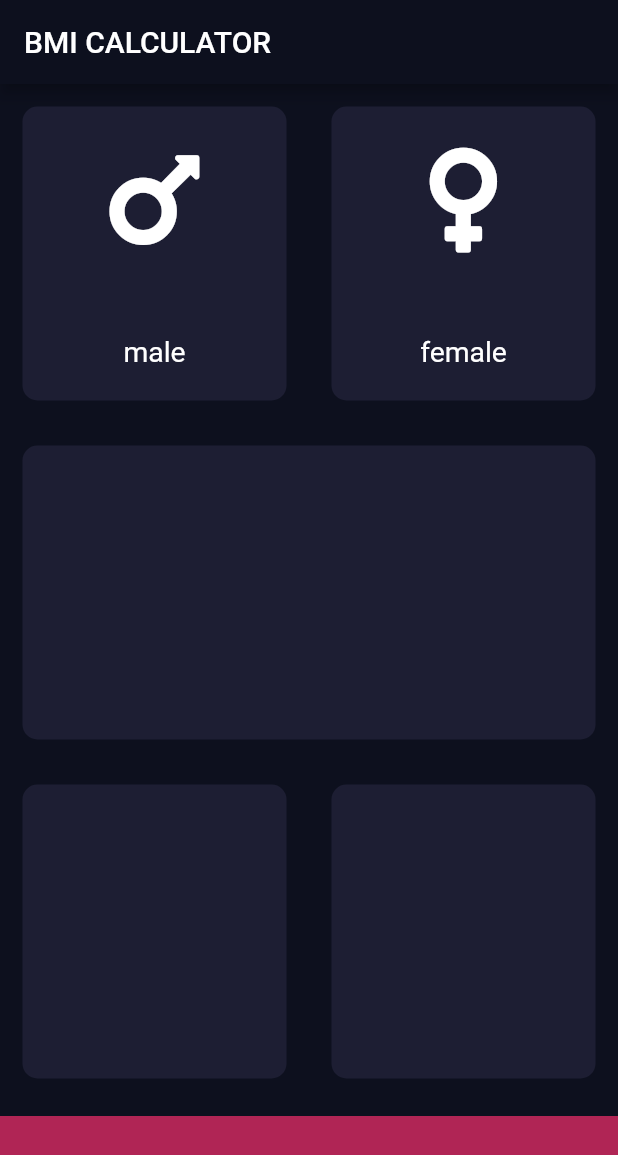
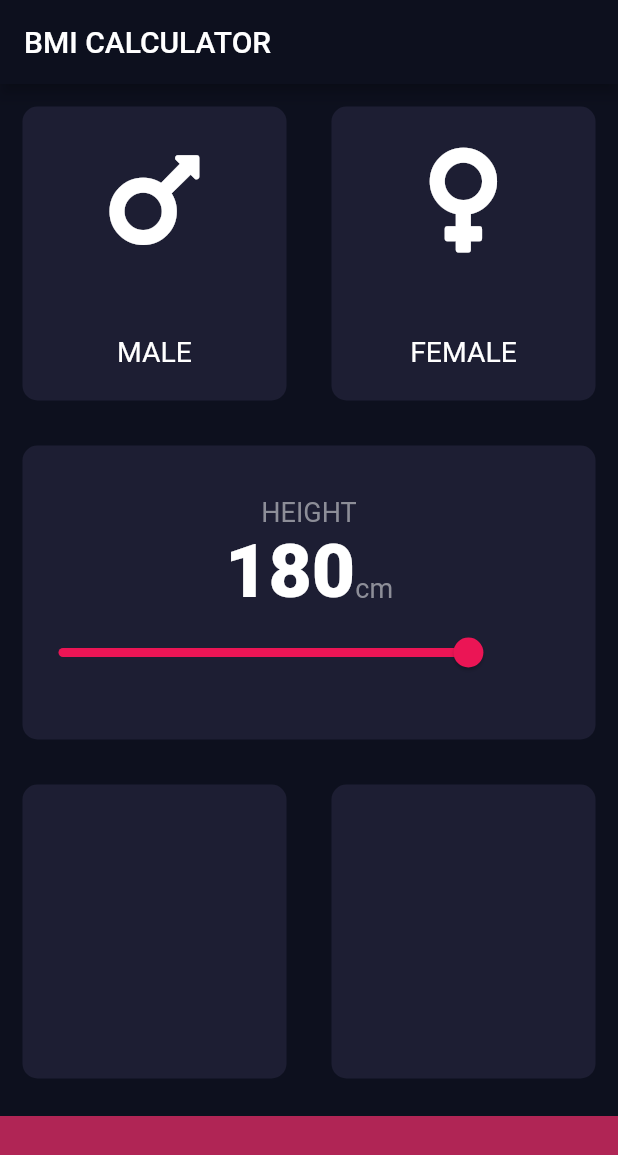
Before and after one commit to abdulaziz-damlahi/bmi-calculator, a Flutter app: the screen it shows after launch, on a phone screen of 412 x 824 dp. Shown: the top 1155 px of the screen. Run offline on Flutter 3.47's test engine with Material 2 defaults, Android fonts, the phone set to English and light mode, and no system bars; our stand-ins replace font_awesome_flutter; missing offline and left inert: dart:ffi.

Commit message:
slider height  widget

```diff
--- /dev/null
+++ b/lib/constant.dart
@@ -0,0 +1,16 @@
+import 'package:flutter/material.dart';
+
+const kbottomContanerH = 80.0;
+const kwidgetcolor = Color(0xff1d1e33);
+const kwidgetcolorbottom = Color(0xFFEB12555);
+const kactivecardcolor = Color(0xf0000000);
+
+const klabelTextStyle = TextStyle(
+  fontSize: 18.0,
+  color: Color(0xFF8D8e98),
+);
+
+const kNumberTextStyle = TextStyle(
+  fontSize: 50,
+  fontWeight: FontWeight.w900,
+);
--- a/lib/input_page.dart
+++ b/lib/input_page.dart
@@ -1,12 +1,11 @@
+import 'dart:ffi';
+
+import 'package:flutter/cupertino.dart';
 import 'package:flutter/material.dart';
 import 'package:font_awesome_flutter/font_awesome_flutter.dart';
 import 'reusable.dart';
 import 'icon_content.dart';
-
-const bottomContanerH = 80.0;
-const widgetcolor = Color(0xff1d1e33);
-const widgetcolorbottom = Color(0xFFEB12555);
-const activecardcolor = Color(0xf0000000);
+import 'constant.dart';
 
 enum Gender {
   male,
@@ -20,7 +19,7 @@ class InputPage extends StatefulWidget {
 
 class _InputPageState extends State<InputPage> {
   Gender selectedgender;
-
+  int height = 180;
   @override
   Widget build(BuildContext context) {
     return Scaffold(
@@ -28,43 +27,40 @@ class _InputPageState extends State<InputPage> {
         title: Text('BMI CALCULATOR'),
       ),
       body: Column(
+        crossAxisAlignment: CrossAxisAlignment.stretch,
         children: <Widget>[
           Expanded(
               child: Row(
             children: <Widget>[
               Expanded(
-                child: GestureDetector(
-                  onTap: () {
+                child: reusable(
+                  onpress: () {
                     setState(() {
                       selectedgender = Gender.male;
                     });
                   },
-                  child: reusable(
                   colour: selectedgender == Gender.male
-                        ? activecardcolor
-                        : widgetcolor,
+                      ? kactivecardcolor
+                      : kwidgetcolor,
                   cardChild: iconcontent(
                     icon: FontAwesomeIcons.mars,
-                      label: 'male',
-                    ),
+                    label: 'MALE',
                   ),
                 ),
               ),
               Expanded(
-                child: GestureDetector(
-                  onTap: () {
+                child: reusable(
+                  onpress: () {
                     setState(() {
                       selectedgender = Gender.female;
                     });
                   },
-                  child: reusable(
                   colour: selectedgender == Gender.female
-                        ? activecardcolor
-                        : widgetcolor,
+                      ? kactivecardcolor
+                      : kwidgetcolor,
                   cardChild: iconcontent(
                     icon: FontAwesomeIcons.venus,
-                      label: 'female',
-                    ),
+                    label: 'FEMALE',
                   ),
                 ),
               ),
@@ -72,7 +68,44 @@ class _InputPageState extends State<InputPage> {
           )),
           Expanded(
             child: reusable(
-              colour: widgetcolor,
+              colour: kwidgetcolor,
+              cardChild: Column(
+                mainAxisAlignment: MainAxisAlignment.center,
+                children: <Widget>[
+                  Text(
+                    'HEIGHT',
+                    style: klabelTextStyle,
+                  ),
+                  Row(
+                    mainAxisAlignment: MainAxisAlignment.center,
+                    crossAxisAlignment: CrossAxisAlignment.baseline,
+                    textBaseline: TextBaseline.alphabetic,
+                    children: <Widget>[
+                      Text(
+                        height.toString(),
+                        style: kNumberTextStyle,
+                      ),
+                      Text(
+                        'cm',
+                        style: klabelTextStyle,
+                      ),
+                    ],
+                  ),
+                  Slider(
+                    value: height.toDouble(),
+                    min: 0,
+                    max: 220,
+                    activeColor: Color(0xFFEB1555),
+                    inactiveColor: Color(0xFFE8d),
+                    label: height.round().toString(),
+                    onChanged: (double value) {
+                      setState(() {
+                        height = value.round();
+                      });
+                    },
+                  ),
+                ],
+              ),
             ),
           ),
           Expanded(
@@ -80,21 +113,21 @@ class _InputPageState extends State<InputPage> {
             children: <Widget>[
               Expanded(
                 child: reusable(
-                  colour: widgetcolor,
+                  colour: kwidgetcolor,
                 ),
               ),
               Expanded(
                 child: reusable(
-                  colour: widgetcolor,
+                  colour: kwidgetcolor,
                 ),
               )
             ],
           )),
           Container(
-            color: widgetcolorbottom,
+            color: kwidgetcolorbottom,
             margin: EdgeInsets.only(top: 10),
             width: double.infinity,
-            height: bottomContanerH,
+            height: kbottomContanerH,
           ),
         ],
       ),
--- a/lib/reusable.dart
+++ b/lib/reusable.dart
@@ -1,19 +1,23 @@
 import 'package:flutter/material.dart';
 
 class reusable extends StatelessWidget {
-  reusable({@required this.colour, this.cardChild});
+  reusable({@required this.colour, this.cardChild, this.onpress});
 
   final Color colour;
   final Widget cardChild;
+  final Function onpress;
 
   @override
   Widget build(BuildContext context) {
-    return Container(
-      child: cardChild,
-      margin: EdgeInsets.all(15),
-      decoration: BoxDecoration(
-        color: colour,
-        borderRadius: BorderRadius.circular(10),
+    return GestureDetector(
+      onTap: onpress,
+      child: Container(
+        child: cardChild,
+        margin: EdgeInsets.all(15),
+        decoration: BoxDecoration(
+          color: colour,
+          borderRadius: BorderRadius.circular(10),
+        ),
       ),
     );
   }
```
Lines whose indentation alone changed are shown as unchanged.
